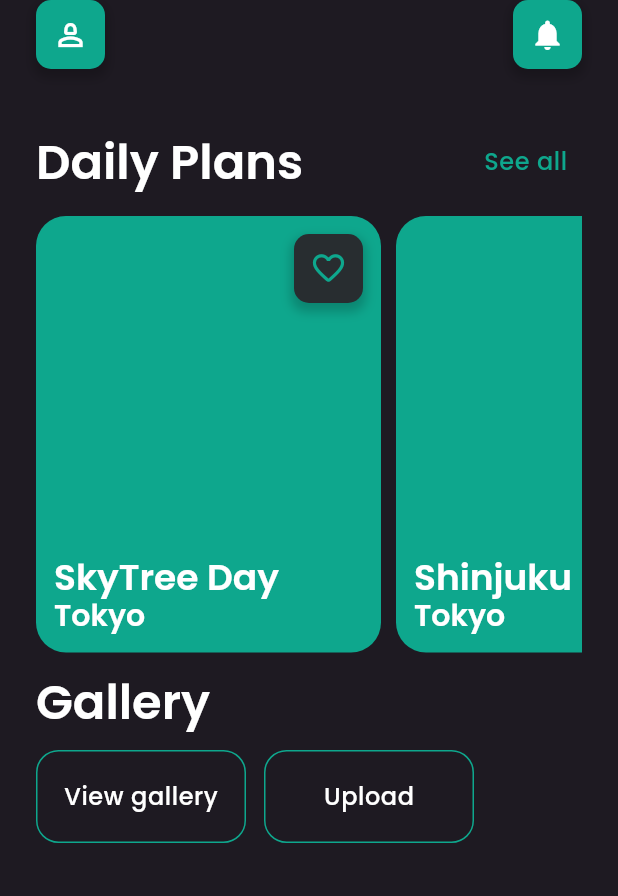
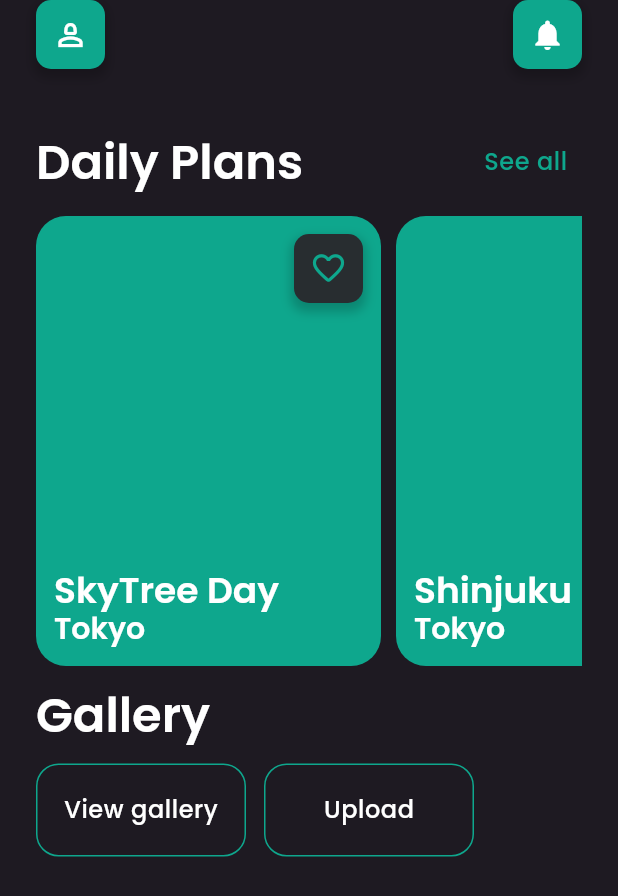
Before and after one commit to julianryorex/xplore, a Flutter app: the screen it shows after launch, after a tap on "Upload", on a phone screen of 412 x 824 dp. Shown: the top 896 px of the screen. Run offline on Flutter 3.47's test engine with Material 3 defaults, Android fonts, the phone set to English and light mode, and no system bars; our stand-ins replace flutter_bloc, flutter_dotenv, flutter_svg, freezed_annotation; generated files the repository leaves out were written again.

Commit message:
Implement Itinerary Model into UI

```diff
--- a/lib/features/itinerary/widgets/itinerary_card.dart
+++ b/lib/features/itinerary/widgets/itinerary_card.dart
@@ -3,24 +3,23 @@ import 'package:flutter/services.dart';
 import 'package:xplore/constants/constants.dart';
 import 'package:xplore/constants/extensions.dart';
 import 'package:xplore/core/icon_button.dart';
+import 'package:xplore/features/itinerary/models/itinerary_models.dart';
+import 'package:xplore/routes.dart';
 
 class ItineraryCard extends StatelessWidget {
-  final String title;
-  final String location;
-  final void Function() onTap;
+  final DailyPlanModel dailyPlan;
+
+  static const width = 230.0;
+  static const height = 300.0;
 
   const ItineraryCard({
-    required this.title,
-    required this.location,
-    required this.onTap,
+    required this.dailyPlan,
     super.key,
   });
 
   @override
   Widget build(BuildContext context) {
     return Container(
-      height: 291,
-      width: 230,
       decoration: BoxDecoration(
         borderRadius: BorderRadius.circular(20),
         color: XploreColors.alternate,
@@ -34,7 +33,7 @@ class ItineraryCard extends StatelessWidget {
         child: InkWell(
           onTap: () {
             HapticFeedback.mediumImpact();
-            onTap();
+            Navigator.pushNamed(context, Paths.itineraryOverview, arguments: dailyPlan);
           },
           child: Padding(
             padding: const EdgeInsets.all(paddingUnit),
@@ -62,11 +61,11 @@ class ItineraryCard extends StatelessWidget {
                     mainAxisAlignment: MainAxisAlignment.end,
                     children: [
                       Text(
-                        title,
+                        dailyPlan.title,
                         style: context.pText.headlineSmall?.copyWith(height: 1),
                       ),
                       Text(
-                        location,
+                        dailyPlan.location,
                         style: context.pText.headlineSmall?.copyWith(fontSize: 20, height: 1.3),
                       ),
                     ],
--- a/lib/main.dart
+++ b/lib/main.dart
@@ -83,20 +83,29 @@ class HomePage extends StatelessWidget {
                         BlocBuilder<ItineraryCubit, ItineraryStates>(
                           builder: (context, state) {
                             if (state is InitialItineraryState) {
-                              return Container(color: Colors.red);
+                              return const SizedBox(
+                                height: 300,
+                                width: 230,
+                                child: Center(child: CircularProgressIndicator()),
+                              );
                             }
+
+                            final itinerary = (state as LoadedItineraryState).itinerary;
 
                             return SingleChildScrollView(
                               scrollDirection: Axis.horizontal,
                               child: Row(
                                 children: [
-                                  ItineraryCard(
-                                    title: 'SkyTree Day',
-                                    location: 'Tokyo',
-                                    onTap: () => Navigator.pushNamed(context, Paths.itineraryOverview),
+                                  ...itinerary.dailyPlans.map(
+                                    (dailyPlan) => Padding(
+                                      padding: const EdgeInsets.only(right: 10),
+                                      child: SizedBox(
+                                        width: ItineraryCard.width,
+                                        height: ItineraryCard.height,
+                                        child: ItineraryCard(dailyPlan: dailyPlan),
+                                      ),
+                                    ),
                                   ),
-                                  const SizedBox(width: 10),
-                                  ItineraryCard(title: 'Shinjuku Day', location: 'Tokyo', onTap: () {}),
                                 ],
                               ),
                             );
--- a/lib/routes.dart
+++ b/lib/routes.dart
@@ -1,6 +1,10 @@
+import 'dart:developer';
+
 import 'package:flutter/material.dart';
+import 'package:xplore/features/itinerary/models/itinerary_models.dart';
 import 'package:xplore/main.dart';
 import 'package:xplore/screens/gallery_page.dart';
+import 'package:xplore/screens/generic_error_page.dart';
 import 'package:xplore/screens/itinerary_overview_page.dart';
 
 class Paths {
@@ -15,7 +19,7 @@ class Paths {
 
 class RouteGenerator {
   static Route<dynamic> generateRoute(RouteSettings settings) {
-    // final args = settings.arguments;
+    final args = settings.arguments;
 
     switch (settings.name) {
       case Paths.home:
@@ -25,10 +29,19 @@ class RouteGenerator {
       case Paths.gallery:
         return MaterialPageRoute(builder: (_) => const GalleryPage());
       case Paths.itineraryOverview:
-        return MaterialPageRoute(builder: (_) => const ItineraryOverviewPage());
+        return MaterialPageRoute(
+          builder: (_) {
+            if (args is DailyPlanModel) {
+              return ItineraryOverviewPage(dailyPlan: args);
+            }
+
+            log('argument is not of type "DailyPlanModel"');
+            return const ErrorScreen();
+          },
+        );
 
       default:
-        return MaterialPageRoute(builder: (_) => Container());
+        return MaterialPageRoute(builder: (_) => const ErrorScreen());
     }
   }
 }
--- a/pubspec.yaml
+++ b/pubspec.yaml
@@ -16,6 +16,7 @@ dependencies:
   flutter_bloc: ^8.1.3
   freezed_annotation: ^2.4.1
   json_annotation: ^4.6.0
+  flutter_svg: ^2.0.9
 
 dev_dependencies:
   flutter_test:
@@ -32,6 +33,7 @@ flutter:
     - assets/.env
     - assets/placeholders/
     - assets/demo/
+    - assets/illustrations/
 
   fonts:
     - family: Poppins
```
Also changed, not shown: assets/demo/itinerary.json (+18 -0 lines), lib/features/itinerary/widgets/itinerary_tile.dart (+15 -3 lines), lib/screens/generic_error_page.dart (added, +42 -0 lines), lib/screens/itinerary_overview_page.dart (+57 -43 lines), assets/illustrations/error.svg (added), pubspec.lock.
